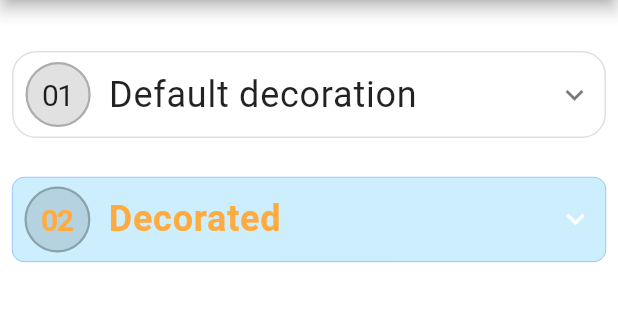
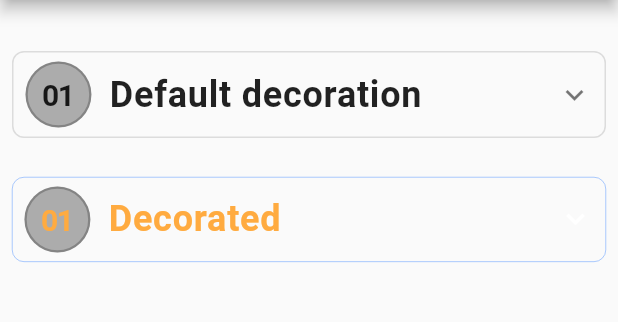
Before and after one commit to schwarzjunior/flutter_sch_widgets, a Flutter app: the screen it shows after launch, after a tap on "SchExpansionTile", on a phone screen of 412 x 824 dp, the part 84-406 px from its top. Run offline on Flutter 3.47's test engine with Material 2 defaults, Android fonts, the phone set to English and light mode, and no system bars.

Commit message:
Widget "SchExpansionTile" updated.

```diff
--- a/example/lib/components/sch_expansion_tile_page.dart
+++ b/example/lib/components/sch_expansion_tile_page.dart
@@ -9,50 +9,25 @@ class SchExpansionTilePage extends StatelessWidget {
 
     return Scaffold(
       appBar: AppBar(title: Text('SchExpansionTile example')),
-      backgroundColor: Colors.white.withAlpha(60),
+//      backgroundColor: Colors.white.withAlpha(60),
       body: SingleChildScrollView(
         padding: const EdgeInsets.all(8.0),
         child: Column(
           children: <Widget>[
             SchExpansionTile(
               margin: const EdgeInsets.only(top: 26),
-              title: Row(
-                mainAxisAlignment: MainAxisAlignment.start,
-                crossAxisAlignment: CrossAxisAlignment.center,
-                children: <Widget>[
-                  Container(
-                    margin: const EdgeInsets.only(right: 12),
-                    padding: const EdgeInsets.all(10),
-                    decoration: BoxDecoration(
-                      shape: BoxShape.circle,
-                      color: Colors.transparent.withAlpha(30),
-                      border: Border.all(color: Colors.transparent.withAlpha(60), width: 1.5),
-                    ),
-                    child: Text(
-                      '01',
-                      style: TextStyle(
-                        fontSize: Theme.of(context).textTheme.title.fontSize,
-                        letterSpacing: -1,
-                      ),
-                    ),
-                  ),
-                  Text(
-                    'Default decoration',
-                    style: TextStyle(
-                      fontSize: Theme.of(context).textTheme.headline.fontSize,
-                      letterSpacing: 0.5,
-                    ),
-                  ),
-                ],
-              ),
+              title: _buildTitle(context, 'Default decoration'),
               children: <Widget>[
                 Text(_overview, textAlign: TextAlign.justify),
               ],
+              decoration: SchExpansionTileDecoration(
+                borderWidth: 1.0,
+              ),
             ),
             SchExpansionTile(
               margin: const EdgeInsets.only(top: 26),
-              defaultColor: Colors.indigoAccent,
-              backgroundColor: Colors.lightBlue.withAlpha(80),
+//              defaultColor: Colors.indigoAccent,
+//              backgroundColor: Colors.lightBlue.withAlpha(80),
               decoration: SchExpansionTileDecoration(
                 borderWidth: 0.3,
                 borderRadius: 8.0,
@@ -63,37 +38,7 @@ class SchExpansionTilePage extends StatelessWidget {
                 iconColorBegin: Colors.white,
                 iconColorEnd: Colors.orange,
               ),
-              title: Row(
-                crossAxisAlignment: CrossAxisAlignment.center,
-                mainAxisAlignment: MainAxisAlignment.start,
-                children: <Widget>[
-                  Container(
-                    margin: const EdgeInsets.only(right: 12),
-                    padding: const EdgeInsets.all(10),
-                    decoration: BoxDecoration(
-                      shape: BoxShape.circle,
-                      color: Colors.transparent.withAlpha(30),
-                      border: Border.all(color: Colors.transparent.withAlpha(60), width: 1.5),
-                    ),
-                    child: Text(
-                      '02',
-                      style: TextStyle(
-                        fontSize: Theme.of(context).textTheme.title.fontSize,
-                        fontWeight: FontWeight.bold,
-                        letterSpacing: -1,
-                      ),
-                    ),
-                  ),
-                  Text(
-                    'Decorated',
-                    style: TextStyle(
-                      fontSize: Theme.of(context).textTheme.headline.fontSize,
-                      fontWeight: FontWeight.bold,
-                      letterSpacing: 0.5,
-                    ),
-                  ),
-                ],
-              ),
+              title: _buildTitle(context, 'Decorated'),
               children: <Widget>[
                 Text(
                   _overview,
@@ -122,6 +67,40 @@ class SchExpansionTilePage extends StatelessWidget {
       ),
     );
   }
+
+  Widget _buildTitle(BuildContext context, String title) {
+    return Row(
+      mainAxisAlignment: MainAxisAlignment.start,
+      crossAxisAlignment: CrossAxisAlignment.center,
+      children: <Widget>[
+        Container(
+          margin: const EdgeInsets.only(right: 12),
+          padding: const EdgeInsets.all(10),
+          decoration: BoxDecoration(
+            shape: BoxShape.circle,
+            color: Colors.transparent.withAlpha(80),
+            border: Border.all(color: Colors.transparent.withAlpha(60), width: 1.5),
+          ),
+          child: Text(
+            '01',
+            style: TextStyle(
+              fontSize: Theme.of(context).textTheme.title.fontSize,
+              fontWeight: FontWeight.bold,
+              letterSpacing: -1,
+            ),
+          ),
+        ),
+        Text(
+          title,
+          style: TextStyle(
+            fontSize: Theme.of(context).textTheme.headline.fontSize,
+            fontWeight: FontWeight.bold,
+            letterSpacing: 0.5,
+          ),
+        ),
+      ],
+    );
+  }
 }
 
 const _overview = 'Following the events of Captain America: Civil War, Peter '
--- a/example/lib/main.dart
+++ b/example/lib/main.dart
@@ -1,3 +1,4 @@
+import 'package:example/components/sch_expansion_tile_2_page.dart';
 import 'package:example/components/sch_expansion_tile_page.dart';
 import 'package:flutter/material.dart';
 
@@ -31,6 +32,12 @@ class HomePage extends StatelessWidget {
                   _gotoPage(context, SchExpansionTilePage());
                 },
               ),
+              RaisedButton(
+                child: Text('SchExpansionTile2'),
+                onPressed: () {
+                  _gotoPage(context, SchExpansionTile2Page());
+                },
+              ),
             ],
           ),
         ),
--- a/lib/src/components/sch_expansion_tile.dart
+++ b/lib/src/components/sch_expansion_tile.dart
@@ -25,19 +25,18 @@ class SchExpansionTile extends StatefulWidget {
     this.children = const <Widget>[],
     this.initiallyExpanded = false,
     this.onExpansionChanged,
-    this.margin = const EdgeInsets.symmetric(vertical: 16.0),
+    this.margin = const EdgeInsets.symmetric(vertical: 0.0),
     this.headerPadding = const EdgeInsets.symmetric(horizontal: 8.0),
     this.contentPadding = const EdgeInsets.fromLTRB(8.0, 0.0, 8.0, 8.0),
-    this.defaultColor,
-    this.backgroundColor,
-    this.decoration = const SchExpansionTileDecoration(),
     this.trailingIcon = Icons.expand_more,
     this.trailingVisibility = true,
     this.trailingRotation = true,
+    this.decoration = const SchExpansionTileDecoration(),
   })  : assert(initiallyExpanded != null),
         assert(margin != null),
         assert(headerPadding != null),
         assert(contentPadding != null),
+        assert(trailingIcon != null),
         assert(trailingVisibility != null),
         assert(trailingRotation != null),
         super(key: key);
@@ -76,15 +75,6 @@ class SchExpansionTile extends StatefulWidget {
   /// The padding of the tile's children.
   final EdgeInsetsGeometry contentPadding;
 
-  /// The default color value to the tile header.
-  final Color defaultColor;
-
-  /// The color to display behind the sublist when expanded.
-  final Color backgroundColor;
-
-  /// The decoration of [ListTile].
-  final SchExpansionTileDecoration decoration;
-
   /// The icon to display after the title.
   final IconData trailingIcon;
 
@@ -93,6 +83,9 @@ class SchExpansionTile extends StatefulWidget {
 
   /// If the trailing icon must rotate on expand.
   final bool trailingRotation;
+
+  /// The decoration of [ListTile].
+  final SchExpansionTileDecoration decoration;
 
   @override
   _SchExpansionTileState createState() => _SchExpansionTileState();
@@ -163,8 +156,7 @@ class _SchExpansionTileState extends State<SchExpansionTile> with SingleTickerPr
     return Container(
       margin: widget.margin,
       decoration: BoxDecoration(
-        color: _backgroundColor.value ?? widget.backgroundColor?.withOpacity(0.2) ?? Colors.transparent,
-        // color: _backgroundColor.value ?? Colors.transparent,
+        color: _backgroundColor.value ?? Colors.transparent,
         border: Border.fromBorderSide(
           BorderSide(color: borderSideColor, width: widget?.decoration?.borderWidth),
         ),
@@ -204,19 +196,19 @@ class _SchExpansionTileState extends State<SchExpansionTile> with SingleTickerPr
 
   @override
   void didChangeDependencies() {
-    final Color defaultColor = widget.defaultColor;
-    final SchExpansionTileDecoration decoration = widget.decoration;
     final ThemeData theme = Theme.of(context);
     _borderColorTween
-      ..begin = decoration?.borderColorBegin ?? theme.dividerColor
-      ..end = decoration?.borderColorEnd ?? decoration?.borderColorBegin ?? theme.dividerColor;
+      ..begin = widget?.decoration?.borderColorBegin ?? theme.dividerColor
+      ..end = widget?.decoration?.borderColorEnd ?? theme.dividerColor;
     _headerColorTween
-      ..begin = decoration?.headerColorBegin ?? defaultColor ?? theme.textTheme.subhead.color
-      ..end = decoration?.headerColorEnd ?? defaultColor ?? theme.accentColor;
+      ..begin = widget?.decoration?.headerColorBegin ?? theme.textTheme.subhead.color
+      ..end = widget?.decoration?.headerColorEnd ?? theme.accentColor;
     _iconColorTween
-      ..begin = decoration?.iconColorBegin ?? defaultColor ?? theme.unselectedWidgetColor
-      ..end = decoration?.iconColorEnd ?? defaultColor ?? theme.accentColor;
-    _backgroundColorTween..end = widget.backgroundColor;
+      ..begin = widget?.decoration?.iconColorBegin ?? theme.unselectedWidgetColor
+      ..end = widget?.decoration?.iconColorEnd ?? theme.accentColor;
+    _backgroundColorTween
+      ..begin = widget?.decoration?.backgroundColorBegin ?? Colors.transparent
+      ..end = widget?.decoration?.backgroundColorEnd ?? widget?.decoration?.backgroundColorBegin ?? Colors.transparent;
     super.didChangeDependencies();
   }
 
@@ -241,6 +233,8 @@ class _SchExpansionTileState extends State<SchExpansionTile> with SingleTickerPr
 ///
 class SchExpansionTileDecoration {
   const SchExpansionTileDecoration({
+    this.backgroundColorBegin,
+    this.backgroundColorEnd,
     this.borderColorBegin,
     this.borderColorEnd,
     this.headerColorBegin,
@@ -248,9 +242,15 @@ class SchExpansionTileDecoration {
     this.iconColorBegin,
     this.iconColorEnd,
     this.borderWidth = 1.0,
-    this.borderRadius = 16.0,
+    this.borderRadius = 8.0,
   })  : assert(borderWidth != null),
         assert(borderRadius != null);
+
+  /// Them begin animation color of the background.
+  final Color backgroundColorBegin;
+
+  /// The end animation color of the background.
+  final Color backgroundColorEnd;
 
   /// The begin animation color of the border.
   final Color borderColorBegin;
```
